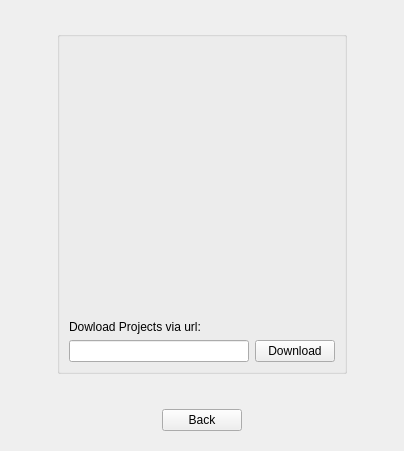
Old version of the form src/DownloadScreen.ui in the repository RemotelyChaotic/JOIPEngine.
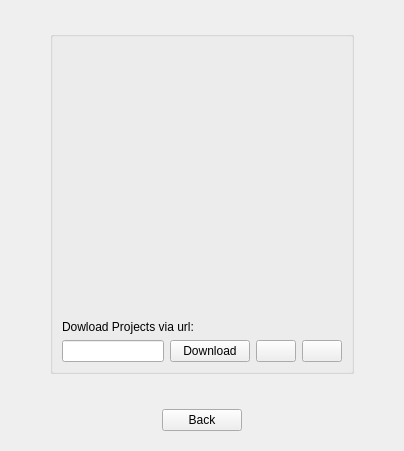
New version of the form. Custom widgets are drawn as their Qt base class.

Commit message: Added buttons to open project folder and reload projects

Patch:
```diff
--- a/src/DownloadScreen.ui
+++ b/src/DownloadScreen.ui
@@ -153,6 +153,9 @@
       </sizepolicy>
      </property>
      <layout class="QGridLayout" name="gridLayout">
+      <item row="3" column="0" colspan="4">
+       <widget class="QLineEdit" name="pUrlLineEdit"/>
+      </item>
       <item row="3" column="4">
        <widget class="QPushButton" name="pDownloadButton">
         <property name="text">
@@ -160,7 +163,51 @@
         </property>
        </widget>
       </item>
-      <item row="1" column="0" colspan="5">
+      <item row="3" column="5">
+       <widget class="QWidget" name="widget_2" native="true">
+        <property name="sizePolicy">
+         <sizepolicy hsizetype="Fixed" vsizetype="Preferred">
+          <horstretch>0</horstretch>
+          <verstretch>0</verstretch>
+         </sizepolicy>
+        </property>
+        <layout class="QHBoxLayout" name="horizontalLayout_2">
+         <property name="leftMargin">
+          <number>0</number>
+         </property>
+         <property name="topMargin">
+          <number>0</number>
+         </property>
+         <property name="rightMargin">
+          <number>0</number>
+         </property>
+         <property name="bottomMargin">
+          <number>0</number>
+         </property>
+         <item>
+          <widget class="QPushButton" name="OpenExplorerButton">
+           <property name="toolTip">
+            <string>Show in Explorer</string>
+           </property>
+           <property name="text">
+            <string/>
+           </property>
+          </widget>
+         </item>
+         <item>
+          <widget class="QPushButton" name="ReloadProjectButton">
+           <property name="toolTip">
+            <string>Reload Projects</string>
+           </property>
+           <property name="text">
+            <string/>
+           </property>
+          </widget>
+         </item>
+        </layout>
+       </widget>
+      </item>
+      <item row="1" column="0" colspan="6">
        <widget class="CProjectCardSelectionWidget" name="pProjectCardSelectionWidget" native="true">
         <property name="sizePolicy">
          <sizepolicy hsizetype="Preferred" vsizetype="Expanding">
@@ -170,10 +217,7 @@
         </property>
        </widget>
       </item>
-      <item row="3" column="0" colspan="4">
-       <widget class="QLineEdit" name="pUrlLineEdit"/>
-      </item>
-      <item row="2" column="0" colspan="5">
+      <item row="2" column="0" colspan="6">
        <widget class="QLabel" name="label">
         <property name="sizePolicy">
          <sizepolicy hsizetype="Preferred" vsizetype="Fixed">
```
The commit also changes 20 other files.
